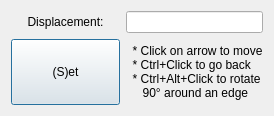
oddtopus/flamingo, file dialogs/disp.ui: the form before one commit.
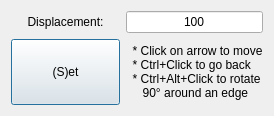
The form after the commit.

```diff
--- a/dialogs/disp.ui
+++ b/dialogs/disp.ui
@@ -45,6 +45,9 @@
    </item>
    <item row="2" column="1">
     <widget class="QLineEdit" name="edit1">
+     <property name="text">
+      <string>100</string>
+     </property>
      <property name="alignment">
       <set>Qt::AlignCenter</set>
      </property>
```
